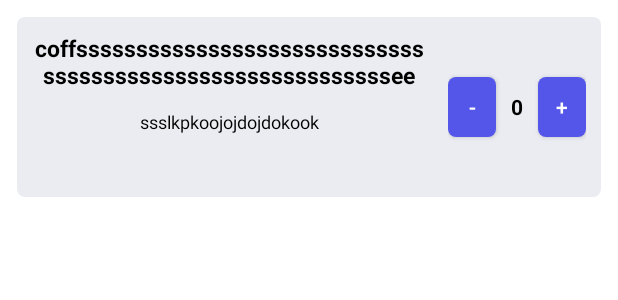
After one commit to robertKlein02/scannAppQRBesteller, an Android app: the layout recycler_row.xml on its own in the app's theme, with its tools: preview values and no code run, on a phone screen of 412 x 824 dp. The commit adds this screen. Shown: the top 300 px of the screen. Run offline under Robolectric (Android 15) with nearby library versions, the phone set to English and light mode, and no system bars.

Commit message:
add recycler

```diff
--- a/app/src/main/AndroidManifest.xml
+++ b/app/src/main/AndroidManifest.xml
@@ -25,8 +25,8 @@
         android:supportsRtl="true"
         android:theme="@style/Theme.ScannerTest"
         tools:targetApi="31">
-        <activity android:name=".FoodsScreen"></activity>
-        <activity android:name=".FoodList"></activity>
+        <activity android:name=".DetailsActivity"></activity>
+        <activity android:name=".Foodlist"></activity>
         <activity
             android:name=".MainActivity"
             android:screenOrientation="portrait"
--- a/app/src/main/java/com/example/scannertest/Food.kt
+++ /dev/null
@@ -1,3 +0,0 @@
-package com.example.scannertest
-
-data class Food(var name:String, var desc:String)
--- /dev/null
+++ b/app/src/main/res/layout/recycler_row.xml
@@ -0,0 +1,104 @@
+<?xml version="1.0" encoding="utf-8"?>
+<LinearLayout xmlns:android="http://schemas.android.com/apk/res/android"
+    xmlns:app="http://schemas.android.com/apk/res-auto"
+    xmlns:tools="http://schemas.android.com/tools"
+    android:layout_width="match_parent"
+    android:layout_height="match_parent"
+    android:background="@color/white"
+    android:padding="5pt">
+
+
+    <LinearLayout
+        android:layout_width="match_parent"
+        android:layout_height="wrap_content"
+        android:background="@drawable/listviwsyle"
+        android:clickable="false"
+        android:orientation="horizontal">
+
+
+        <LinearLayout
+            android:layout_width="match_parent"
+            android:layout_height="120dp"
+            android:layout_weight="3"
+            android:orientation="vertical"
+            android:paddingLeft="3dp"
+            android:paddingRight="3dp">
+
+            <TextView
+                android:id="@+id/resName"
+                android:layout_width="match_parent"
+                android:layout_height="24dp"
+                android:layout_weight="1"
+                android:gravity="center_horizontal"
+                android:paddingLeft="5dp"
+                android:paddingTop="10dp"
+                android:text="coffssssssssssssssssssssssssssssssssssssssssssssssssssssssssssee"
+                android:textColor="@color/black"
+                android:textSize="15sp"
+                android:textStyle="bold" />
+
+            <TextView
+                android:id="@+id/desc"
+                android:layout_width="match_parent"
+                android:layout_height="0dp"
+                android:layout_weight="2"
+                android:gravity="center_horizontal"
+                android:paddingLeft="5dp"
+                android:paddingTop="5dp"
+                android:text="ssslkpkoojojdojdokook"
+                android:textColor="@color/black"
+                android:textSize="12sp" />
+
+
+        </LinearLayout>
+
+        <LinearLayout
+            android:layout_width="wrap_content"
+            android:layout_height="120dp"
+            android:layout_weight="3"
+            android:paddingLeft="3dp"
+            android:gravity="center"
+            android:padding="10dp"
+            android:paddingRight="3dp">
+
+            <Button
+                android:id="@+id/minus"
+                android:layout_width="wrap_content"
+                android:layout_height="40dp"
+                android:paddingLeft="10dp"
+                android:paddingRight="10dp"
+                android:layout_weight="1"
+                android:background="@drawable/mybutton"
+                android:text="-" />
+
+            <TextView
+                android:id="@+id/anzahlitemid"
+                android:layout_width="wrap_content"
+                android:layout_height="100dp"
+                android:gravity="center"
+                android:text="0"
+                android:paddingLeft="10dp"
+                android:paddingRight="10dp"
+                android:textColor="@color/black"
+                android:textStyle="bold" />
+
+
+            <Button
+                android:id="@+id/plus"
+                android:layout_width="wrap_content"
+                android:layout_height="40dp"
+                android:paddingLeft="10dp"
+                android:paddingRight="10dp"
+                android:background="@drawable/mybutton"
+                android:layout_weight="1"
+                android:text="+" />
+
+
+        </LinearLayout>
+
+
+    </LinearLayout>
+
+
+
+</LinearLayout>
```
Also changed, not shown: app/src/main/java/com/example/scannertest/Adapter/ImageListAdapter.kt (renamed from app/src/main/java/com/example/scannertest/ImageListAdapter.kt, +6 -1 lines), app/src/main/java/com/example/scannertest/Adapter/LandmarkAdapter.kt (added, +46 -0 lines), app/src/main/java/com/example/scannertest/DetailsActivity.kt (added, +29 -0 lines), app/src/main/java/com/example/scannertest/FoodList.kt (deleted, +0 -94 lines), app/src/main/java/com/example/scannertest/Foodlist.kt (added, +66 -0 lines), app/src/main/java/com/example/scannertest/FoodsScreen.kt (deleted, +0 -27 lines), app/src/main/java/com/example/scannertest/Landmark.kt (added, +9 -0 lines), app/src/main/java/com/example/scannertest/MainActivity.kt (+4 -7 lines), app/src/main/java/com/example/scannertest/MyAdapter.kt (deleted, +0 -34 lines), app/src/main/res/layout/activity_details.xml (added, +44 -0 lines), app/src/main/res/layout/foodlist.xml (+11 -24 lines), app/src/main/res/drawable/colleseum.jpg (added), app/src/main/res/drawable/eiffel.jpg (added), app/src/main/res/drawable/londonbridge.jpg (added), 1 more files.
